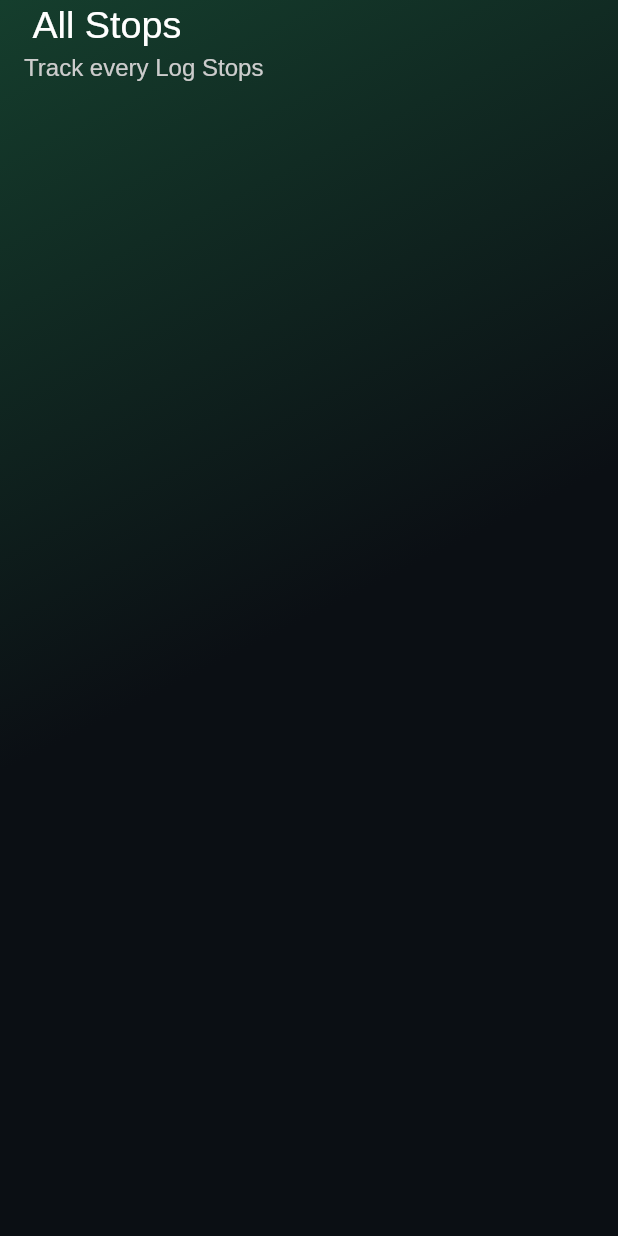
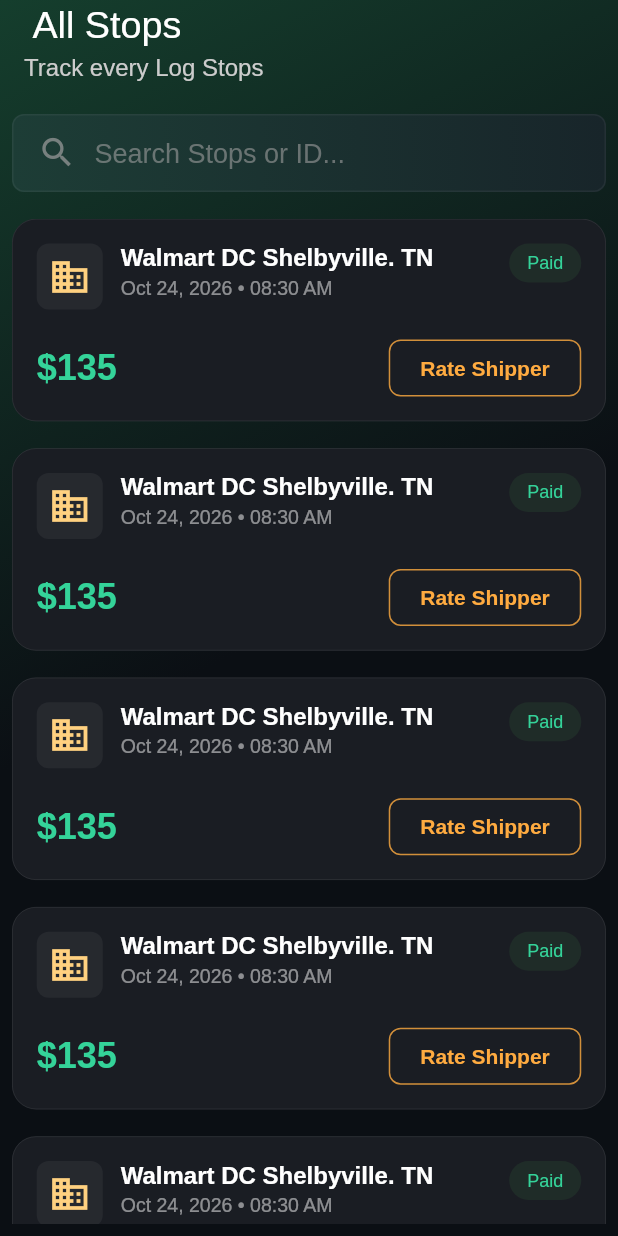
Before and after one commit to backbencherstudio/lukethompson13, a Flutter app: the StopsScreen screen opened directly, on a phone screen of 412 x 824 dp. Run offline on Flutter 3.47's test engine with Material 3 defaults, Android fonts, the phone set to English and light mode, and no system bars; our stand-ins replace carousel_slider, connectivity_plus, dio, fl_chart, flutter_riverpod, flutter_screenutil and 2 more; missing offline and left inert: otp_pin_field; accounts and stored records are empty.

Commit message:
all Stops done

```diff
--- a/lib/presentation/stops/view/screen/stops_screen.dart
+++ b/lib/presentation/stops/view/screen/stops_screen.dart
@@ -2,6 +2,7 @@
 import 'package:flutter_screenutil/flutter_screenutil.dart';
 import 'package:lukethompson/core/resource/constants/color_manager.dart';
 import 'package:lukethompson/presentation/custom_app_bar/custom_app_bar_screen.dart';
+import 'package:lukethompson/presentation/stops/view/widget/walmart_card_widget.dart';
 
 class StopsScreen extends StatelessWidget {
   const StopsScreen({super.key});
@@ -9,7 +10,7 @@
   @override
   Widget build(BuildContext context) {
     return Scaffold(
-          extendBodyBehindAppBar: true,
+      extendBodyBehindAppBar: true,
       backgroundColor: Colors.transparent,
       appBar: CustomAppBarScreen(
         welcomeText: " All Stops",
@@ -22,18 +23,92 @@
       body: Container(
         width: double.infinity,
         height: double.infinity,
-        decoration: const BoxDecoration(
+        decoration: BoxDecoration(
           gradient: LinearGradient(
             begin: Alignment.topLeft,
             end: Alignment.center,
             colors: [ColorManager.secondary, ColorManager.primary],
           ),
-        ),child:Column(
-          children: [
+        ),
+        child: SafeArea(
+          child: Padding(
+            padding: EdgeInsets.all(8.0),
+            child: Column(
+              children: [
+
+Container(
+  padding: EdgeInsets.symmetric(horizontal: 16, vertical: 12),
+  decoration: BoxDecoration(
+    gradient: LinearGradient(
+      begin: Alignment.topLeft,
+      end: Alignment.topRight,
+      colors: [Color(0xFF1D3D36), Color(0XFF18252A)],
+    ),
+    borderRadius: BorderRadius.circular(8),
+    border: Border.all(
+      color: Colors.white.withOpacity(0.05),
+      width: 1,
+    ),
+  ),
+  child: Row(
+    children: [
+      Icon(
+        Icons.search_outlined,
+        color: Colors.grey.withOpacity(0.7),
+        size: 26,
+      ),
+      SizedBox(width: 12),
+      Expanded(
+        child: TextField(
+          cursorColor: Colors.white,
+          style: TextStyle(
+            color: Colors.white,
+            fontSize: 18,
+          ),
+          decoration: InputDecoration(
+            hintText: "Search Stops or ID...",
+            hintStyle: TextStyle(
+              color: Colors.grey.withOpacity(0.6),
+              fontSize: 18,
+            ),
+
+            filled: false,
+            border: InputBorder.none,
+            enabledBorder: InputBorder.none,
+            focusedBorder: InputBorder.none,
+            isDense: true,
+            contentPadding: EdgeInsets.zero,
+          ),
+        ),
+      ),
+    ],
+  ),
+),
+                SizedBox(height: 15.h),
 
 
-          ],
-        ) ,),
+                Expanded(
+                  child: SingleChildScrollView(
+                    child: Column(
+                      children: [
+                        WalmartCard(),
+                        SizedBox(height: 15.h),
+                        WalmartCard(),
+                        SizedBox(height: 15.h),
+                        WalmartCard(),
+                        SizedBox(height: 15.h),
+                        WalmartCard(),
+                        SizedBox(height: 15.h),
+                        WalmartCard(),
+                      ],
+                    ),
+                  ),
+                ),
+              ],
+            ),
+          ),
+        ),
+      ),
     );
   }
 }
--- /dev/null
+++ b/lib/presentation/stops/view/widget/walmart_card_widget.dart
@@ -0,0 +1,131 @@
+import 'package:flutter/material.dart';
+
+class WalmartCard extends StatelessWidget {
+  final String? title;
+  final String? dateTime;
+  final String? amount;
+  final String? statusText;
+  final String? buttonText;
+  final IconData? icon;
+  final VoidCallback? onButtonPressed;
+
+  const WalmartCard({
+    super.key,
+    this.title = "Walmart DC Shelbyville. TN",
+    this.dateTime = "Oct 24, 2026 • 08:30 AM",
+    this.amount = "\$135",
+    this.statusText = "Paid",
+    this.buttonText = "Rate Shipper",
+    this.icon = Icons.domain,
+    this.onButtonPressed,
+  });
+
+  @override
+  Widget build(BuildContext context) {
+    return Container(
+      padding: const EdgeInsets.all(16.0),
+      decoration: BoxDecoration(
+        color: const Color(0xFF1A1D23),
+        borderRadius: BorderRadius.circular(16),
+        border: Border.all(color: Colors.white10, width: 0.5),
+      ),
+      child: Column(
+        crossAxisAlignment: CrossAxisAlignment.start,
+        children: [
+          Row(
+            crossAxisAlignment: CrossAxisAlignment.start,
+            children: [
+
+              Container(
+                padding: const EdgeInsets.all(8),
+                decoration: BoxDecoration(
+                  color: Colors.white.withOpacity(0.05),
+                  borderRadius: BorderRadius.circular(8),
+                ),
+                child: Icon(
+                  icon,
+                  color: Colors.orangeAccent.shade100,
+                  size: 28,
+                ),
+              ),
+              const SizedBox(width: 12),
+
+              Expanded(
+                child: Column(
+                  crossAxisAlignment: CrossAxisAlignment.start,
+                  children: [
+                    Text(
+                      title!,
+                      style: const TextStyle(
+                        color: Colors.white,
+                        fontSize: 16,
+                        fontWeight: FontWeight.bold,
+                      ),
+                    ),
+                    const SizedBox(height: 4),
+                    Text(
+                      dateTime!,
+                      style: TextStyle(
+                        color: Colors.white.withOpacity(0.5),
+                        fontSize: 13,
+                      ),
+                    ),
+                  ],
+                ),
+              ),
+
+              Container(
+                padding: const EdgeInsets.symmetric(horizontal: 12, vertical: 6),
+                decoration: BoxDecoration(
+                  color: Colors.green.withOpacity(0.1),
+                  borderRadius: BorderRadius.circular(20),
+                ),
+                child: Text(
+                  statusText!,
+                  style: const TextStyle(
+                    color: Color(0xFF34D399),
+                    fontSize: 12,
+                    fontWeight: FontWeight.w500,
+                  ),
+                ),
+              ),
+            ],
+          ),
+          const SizedBox(height: 20),
+
+          Row(
+            mainAxisAlignment: MainAxisAlignment.spaceBetween,
+            children: [
+              Text(
+                amount!,
+                style: const TextStyle(
+                  color: Color(0xFF34D399),
+                  fontSize: 24,
+                  fontWeight: FontWeight.bold,
+                ),
+              ),
+
+              GestureDetector(
+                onTap: onButtonPressed,
+                child: Container(
+                  padding: const EdgeInsets.symmetric(horizontal: 20, vertical: 10),
+                  decoration: BoxDecoration(
+                    border: Border.all(color: Colors.orangeAccent.withOpacity(0.8)),
+                    borderRadius: BorderRadius.circular(8),
+                  ),
+                  child: Text(
+                    buttonText!,
+                    style: const TextStyle(
+                      color: Colors.orangeAccent,
+                      fontWeight: FontWeight.bold,
+                    ),
+                  ),
+                ),
+              ),
+            ],
+          ),
+        ],
+      ),
+    );
+  }
+}
```
